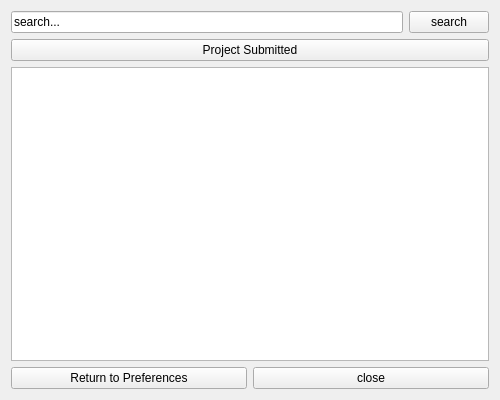
Before: the Qt Designer form ui/interview.ui in NeslihanCanbaz/CRM_project, drawn with Qt 5.
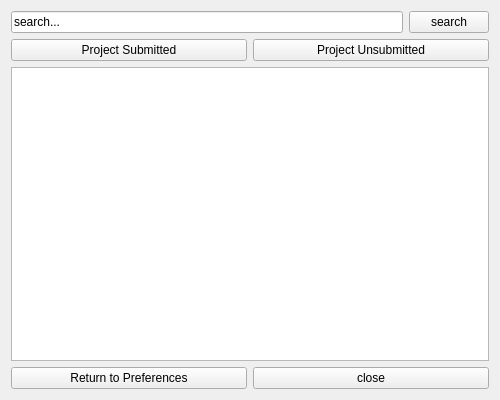
After: the same form once the commit is applied.

```diff
--- a/ui/interview.ui
+++ b/ui/interview.ui
@@ -13,8 +13,8 @@
   <property name="windowTitle">
    <string>Form</string>
   </property>
-  <layout class="QVBoxLayout" name="verticalLayout">
-   <item>
+  <layout class="QGridLayout" name="gridLayout">
+   <item row="0" column="0" colspan="2">
     <layout class="QHBoxLayout" name="horizontalLayout_2">
      <item>
       <widget class="QLineEdit" name="btntxtsearch">
@@ -32,17 +32,24 @@
      </item>
     </layout>
    </item>
-   <item>
+   <item row="1" column="0">
     <widget class="QPushButton" name="btnProjectSubmitted">
      <property name="text">
       <string>Project Submitted</string>
      </property>
     </widget>
    </item>
-   <item>
+   <item row="1" column="1">
+    <widget class="QPushButton" name="btnProjectUnsubmitted">
+     <property name="text">
+      <string>Project Unsubmitted</string>
+     </property>
+    </widget>
+   </item>
+   <item row="2" column="0" colspan="2">
     <widget class="QTableWidget" name="ApplicationsTable"/>
    </item>
-   <item>
+   <item row="3" column="0" colspan="2">
     <layout class="QHBoxLayout" name="horizontalLayout">
      <item>
       <widget class="QPushButton" name="btnReturntoPreference">
```
